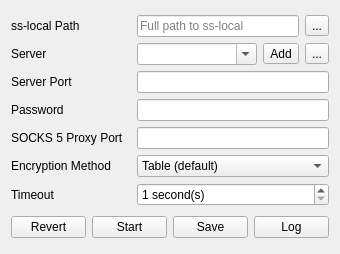
shadowsocks/shadowsocks-qt5, file mainwindow.ui: the form before one commit.
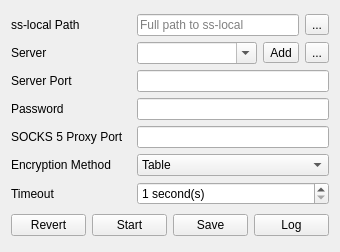
The form after the commit. Icons and pictures are not drawn.

Commit message: monochrome icons, revert button implemented.

The edit to the form file:
```diff
--- a/mainwindow.ui
+++ b/mainwindow.ui
@@ -7,7 +7,7 @@
     <x>0</x>
     <y>0</y>
     <width>340</width>
-    <height>254</height>
+    <height>252</height>
    </rect>
   </property>
   <property name="minimumSize">
@@ -149,7 +149,7 @@
        <widget class="QComboBox" name="methodComboBox">
         <item>
          <property name="text">
-          <string notr="true">Table (default)</string>
+          <string notr="true" extracomment="Default">Table</string>
          </property>
         </item>
         <item>
```
The commit also changes 7 other files.
